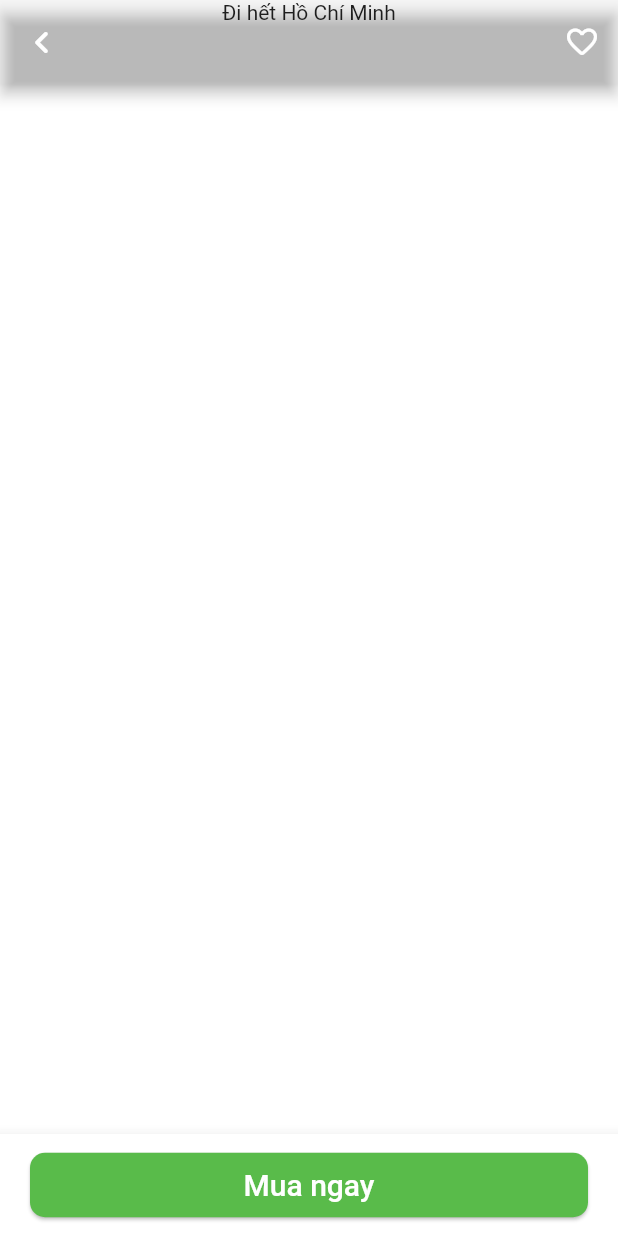
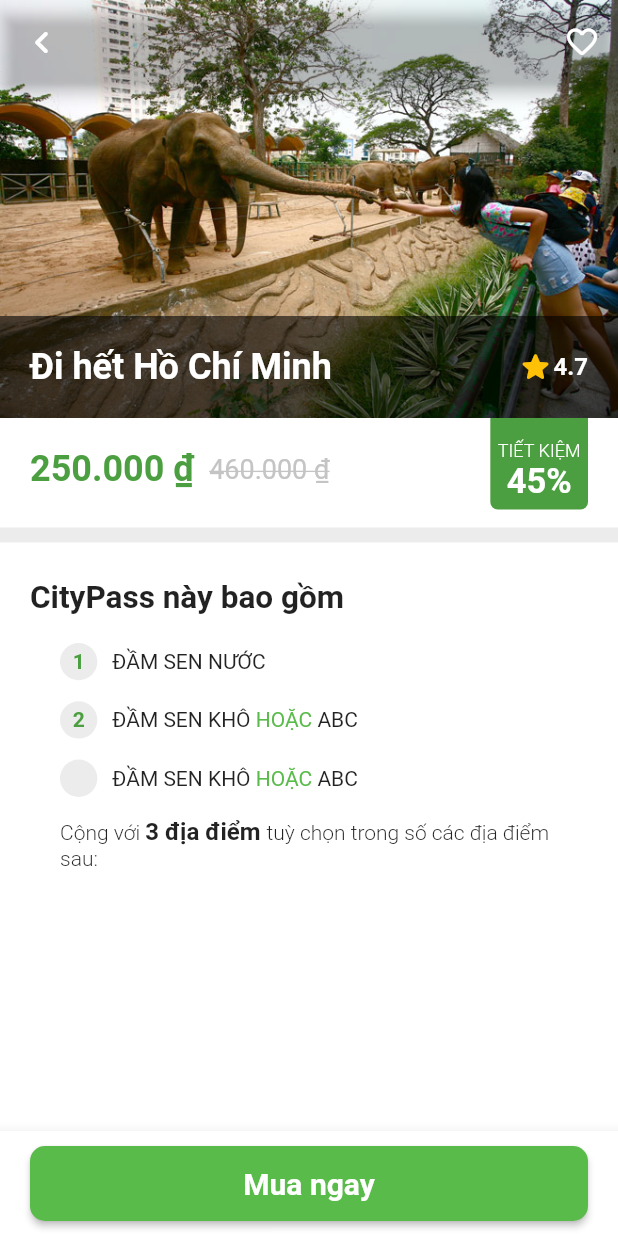
Before and after one commit to mknguyentran/CityPassFlutter, a Flutter app: the PassDetail screen opened directly with sample values from the repository, on a phone screen of 412 x 824 dp. Run offline on Flutter 3.47's test engine with Material 2 defaults, Android fonts, the phone set to English and light mode, and no system bars; our stand-ins replace qr_flutter; Roboto replaces fonts that are missing (SFProRounded).

Commit message:
pass detail header + price bar + content wireframe

```diff
--- a/lib/constants.dart
+++ b/lib/constants.dart
@@ -7,16 +7,27 @@ const kIconColor = Color(0xFF5E5E5E);
 const kWhiteIconColor = Color(0xFFFFFFFF);
 const primaryLightColor = Color(0xFF59BB4A);
 const primaryDarkColor = Color(0xFF4C9F40);
+const lightBackgroundColor = Color(0xFFD5EED1);
 const darkBackgroundColor = Color(0xFF2B5525);
 const textBlack = Color(0xFF212121);
 const subtitleTextColor = Color(0xFF818884);
+const fadedTextColor = Color(0xFFC4C4C4);
 const lightGray = Color(0xFFA5A5A5);
 const lightGrayBackground = Color(0xFFFCFCFC);
 const darkGrayBackground = Color(0xFFebecf0);
+const dividerColor = Color(0xFFECECEC);
+
+const defaultTextStyle = TextStyle(
+  fontFamily: "SFProRounded",
+  color: textBlack,
+  fontSize: 14,
+  fontWeight: FontWeight.normal,
+);
 
 const kDefaultPadding = 20.0;
 
-final vndCurrencyFormat = new NumberFormat.currency(locale: "vi_VN", symbol: "₫");
+final vndCurrencyFormat =
+    new NumberFormat.currency(locale: "vi_VN", symbol: "₫");
 
 final kPopShadow = BoxShadow(
   offset: Offset(0, 0),
--- a/lib/extensions.dart
+++ b/lib/extensions.dart
@@ -5,11 +5,12 @@ extension Neumorphism on Widget {
     double borderRadius = 10.0,
     Offset offset = const Offset(5, 5),
     double blurRadius = 10,
-    Color topShadowColor = Colors.white,
-    Color bottomShadowColor = const Color(0xffc8c9cc),
+    Color topShadowColor = const Color(0xFFECECEC),
+    Color bottomShadowColor = const Color(0xFFA1A1A1),
   }) {
     return Container(
       decoration: BoxDecoration(
+        border: Border(),
         borderRadius: BorderRadius.all(Radius.circular(borderRadius)),
         boxShadow: [
           BoxShadow(
--- a/lib/models/pass.dart
+++ b/lib/models/pass.dart
@@ -2,15 +2,22 @@ import 'package:flutter/material.dart';
 
 class Pass {
   final String name, image;
-  final double overallRating, price, childrenPrice;
+  final double overallRating, price, originalPrice;
+  final PassChildrenPrice childrenPrice;
+  final List<List<String>> destinationList;
 
-  Pass( {
-    @required this.overallRating,
-    @required this.name,
-    @required this.image,
-    @required this.price,
-    this.childrenPrice
-  });
+  int get discountedPercentage {
+    return ((originalPrice - price) / originalPrice * 100).floor();
+  }
+
+  Pass(
+      {@required this.overallRating,
+      @required this.name,
+      @required this.image,
+      @required this.price,
+      @required this.originalPrice,
+      @required this.destinationList,
+      this.childrenPrice});
 }
 
 List<Pass> mockupPasses = [
@@ -19,18 +26,51 @@ List<Pass> mockupPasses = [
     image: "assets/images/thao_cam_vien.jpg",
     overallRating: 4.7,
     price: 250000,
+    originalPrice: 460000,
+    destinationList: [
+      ["a"],
+      ["b"],
+      ["c", "d"], //List<String>
+      ["e", "f", "g"]
+    ],
   ),
   Pass(
     name: "Thổ địa Sài Gòn",
     image: "assets/images/dinh_doc_lap.jpg",
     overallRating: 4.5,
     price: 250000,
-    childrenPrice: 100000
+    originalPrice: 500000,
+    childrenPrice: PassChildrenPrice(
+      price: 125000,
+      originalPrice: 300000,
+    ),
+    destinationList: [
+      ["a"],
+      ["b"],
+      ["c", "d"],
+      ["e", "f", "g"]
+    ],
   ),
   Pass(
     name: "Thổ địa Sài Gòn",
     image: "assets/images/dia_dao_cu_chi.jpg",
     overallRating: 4.5,
     price: 250000,
+    originalPrice: 372000,
+    destinationList: [
+      ["a"],
+      ["b"],
+      ["c", "d"],
+      ["e", "f", "g"]
+    ],
   ),
 ];
+
+class PassChildrenPrice {
+  final double price, originalPrice;
+
+  PassChildrenPrice({
+    @required this.price,
+    @required this.originalPrice,
+  });
+}
--- a/lib/screens/activity_detail/components/body/activity_including_passes.dart
+++ b/lib/screens/activity_detail/components/body/activity_including_passes.dart
@@ -18,7 +18,7 @@ class ActivityIncludingPasses extends StatelessWidget {
       children: [
         SectionTitle(title: "Hoạt động này có trong"),
         VerticalSpacing(
-          of: 10,
+          of: 20,
         ),
         ...List.generate(
           mockupPasses.length,
--- a/lib/screens/pass_detail/choose_pass_amount.dart
+++ b/lib/screens/pass_detail/components/choose_pass_amount.dart
@@ -53,7 +53,7 @@ class _ChoosePassAmountState extends State<ChoosePassAmount> {
   Widget build(BuildContext context) {
     total = widget.pass.price * amount;
     if (widget.pass.childrenPrice != null) {
-      total += widget.pass.childrenPrice * childrenAmount;
+      total += widget.pass.childrenPrice.price * childrenAmount;
     }
     return Container(
       height: 500,
--- /dev/null
+++ b/lib/screens/pass_detail/components/pass_detail_content.dart
@@ -0,0 +1,139 @@
+import 'package:city_pass/constants.dart';
+import 'package:city_pass/shared/section_title.dart';
+import 'package:city_pass/size_config.dart';
+import 'package:flutter/material.dart';
+
+class PassDetailContent extends StatelessWidget {
+  const PassDetailContent({
+    Key key,
+  }) : super(key: key);
+
+  @override
+  Widget build(BuildContext context) {
+    const destinationListLineSpacing = 7.0;
+    return Padding(
+      padding:
+          const EdgeInsets.fromLTRB(kDefaultPadding, 20, kDefaultPadding, 20),
+      child: Column(
+        children: [
+          SectionTitle(title: "CityPass này bao gồm"),
+          Padding(
+            padding: const EdgeInsets.only(left: kDefaultPadding, top: 10),
+            child: Column(
+              crossAxisAlignment: CrossAxisAlignment.start,
+              children: [
+                _buildDestinationListItem(
+                  context: context,
+                  index: 1,
+                  name: "ĐẦM SEN NƯỚC",
+                ),
+                _buildDestinationListItem(
+                  context: context,
+                  index: 2,
+                  name: "ĐẦM SEN KHÔ",
+                  secondName: "ABC",
+                ),
+                _buildDestinationListItem(
+                  context: context,
+                  name: "ĐẦM SEN KHÔ",
+                  secondName: "ABC",
+                ),
+                OptionalDestinationListHeader(
+                  lineSpacing: destinationListLineSpacing,
+                  itemAmount: 3,
+                )
+              ],
+            ),
+          )
+        ],
+      ),
+    );
+  }
+
+  Widget _buildDestinationListItem(
+      {int index,
+      double lineSpacing = 7.0,
+      @required String name,
+      String secondName,
+      @required BuildContext context}) {
+    return Padding(
+      padding: EdgeInsets.symmetric(vertical: lineSpacing),
+      child: Row(
+        children: [
+          Container(
+            margin: EdgeInsets.only(right: 10),
+            alignment: Alignment.center,
+            width: getProportionateScreenWidth(25),
+            height: getProportionateScreenWidth(25),
+            decoration: BoxDecoration(
+              shape: BoxShape.circle,
+              color: dividerColor,
+            ),
+            child: Text(
+              (index != null) ? index.toString() : "",
+              style: TextStyle(
+                color: primaryDarkColor,
+                fontWeight: FontWeight.bold,
+                fontSize: 14,
+              ),
+            ),
+          ),
+          _buildItemName(name, secondName, context)
+        ],
+      ),
+    );
+  }
+
+  Widget _buildItemName(String name, String secondName, BuildContext context) {
+    if (secondName != null) {
+      return RichText(
+        text: TextSpan(
+          style: DefaultTextStyle.of(context).style,
+          children: [
+            TextSpan(text: name.toUpperCase() + " "),
+            TextSpan(text: "HOẶC ", style: TextStyle(color: primaryLightColor)),
+            TextSpan(text: secondName.toUpperCase()),
+          ],
+        ),
+      );
+    }
+    return Text(
+      name.toUpperCase(),
+      style: TextStyle(fontSize: 14),
+    );
+  }
+}
+
+class OptionalDestinationListHeader extends StatelessWidget {
+  const OptionalDestinationListHeader({
+    Key key,
+    @required this.lineSpacing,
+    @required this.itemAmount,
+  })  : assert(itemAmount > 2),
+        super(key: key);
+
+  final double lineSpacing;
+  final int itemAmount;
+
+  @override
+  Widget build(BuildContext context) {
+    return Padding(
+      padding: EdgeInsets.symmetric(vertical: lineSpacing),
+      child: RichText(
+        text: TextSpan(
+            style:
+                DefaultTextStyle.of(context).style.apply(fontWeightDelta: -1),
+            children: [
+              TextSpan(text: "Cộng với "),
+              TextSpan(
+                text: "$itemAmount địa điểm ",
+                style: DefaultTextStyle.of(context)
+                    .style
+                    .apply(fontSizeDelta: 2, fontWeightDelta: 2),
+              ),
+              TextSpan(text: "tuỳ chọn trong số các địa điểm sau:"),
+            ]),
+      ),
+    );
+  }
+}
--- /dev/null
+++ b/lib/screens/pass_detail/components/pass_detail_header.dart
@@ -0,0 +1,60 @@
+import 'package:city_pass/constants.dart';
+import 'package:city_pass/models/pass.dart';
+import 'package:city_pass/size_config.dart';
+import 'package:flutter/material.dart';
+
+class PassDetailHeader extends StatelessWidget {
+  final Pass pass;
+  const PassDetailHeader({
+    Key key,
+    @required this.pass,
+  }) : super(key: key);
+
+  @override
+  Widget build(BuildContext context) {
+    return Stack(
+      clipBehavior: Clip.none,
+      alignment: Alignment.center,
+      children: [
+        Container(
+            height: getProportionateScreenWidth(280),
+            child: SizedBox.expand(
+                child: Image.asset(pass.image, fit: BoxFit.cover))),
+        Positioned(
+            bottom: 0,
+            child: Container(
+              padding: EdgeInsets.fromLTRB(kDefaultPadding, 20, kDefaultPadding, 20),
+              width: MediaQuery.of(context).size.width,
+              color: Colors.black.withOpacity(0.6),
+              child: Row(
+                crossAxisAlignment: CrossAxisAlignment.center,
+                mainAxisAlignment: MainAxisAlignment.spaceBetween,
+                children: [
+                  Text(
+                    pass.name,
+                    style: TextStyle(
+                      fontSize: 24,
+                      fontWeight: FontWeight.bold,
+                      color: Colors.white,
+                    ),
+                  ),
+                  Row(
+                    children: [
+                      Icon(Icons.star_rounded,color: Colors.amber,),
+                      Text(
+                        pass.overallRating.toString(),
+                        style: TextStyle(
+                          fontSize: 16,
+                          fontWeight: FontWeight.bold,
+                          color: Colors.white,
+                        ),
+                      ),
+                    ],
+                  ),
+                ],
+              ),
+            ))
+      ],
+    );
+  }
+}
--- /dev/null
+++ b/lib/screens/pass_detail/components/pass_detail_price_bar.dart
@@ -0,0 +1,129 @@
+import 'package:city_pass/constants.dart';
+import 'package:city_pass/models/pass.dart';
+import 'package:city_pass/size_config.dart';
+import 'package:flutter/material.dart';
+
+class PassDetailPriceBar extends StatelessWidget {
+  const PassDetailPriceBar({
+    Key key,
+    @required this.pass,
+  }) : super(key: key);
+
+  final Pass pass;
+
+  @override
+  Widget build(BuildContext context) {
+    const _priceTitleTextStyle =
+        TextStyle(fontSize: 13, color: subtitleTextColor);
+    return Padding(
+      padding:
+          const EdgeInsets.fromLTRB(kDefaultPadding, 0, kDefaultPadding, 0),
+      child: Row(
+        crossAxisAlignment: CrossAxisAlignment.start,
+        mainAxisAlignment: MainAxisAlignment.spaceBetween,
+        children: [
+          Padding(
+            padding: const EdgeInsets.fromLTRB(0, 20, 0, 20),
+            child: Column(
+              crossAxisAlignment: CrossAxisAlignment.start,
+              children: [
+                if (pass.childrenPrice != null)
+                  Text("NGƯỜI LỚN", style: _priceTitleTextStyle),
+                Row(
+                  crossAxisAlignment: CrossAxisAlignment.center,
+                  children: [
+                    Container(
+                      margin: EdgeInsets.only(right: 10),
+                      child: Text(
+                        vndCurrencyFormat.format(pass.price),
+                        style: TextStyle(
+                          fontSize: 24,
+                          fontWeight: FontWeight.bold,
+                          color: primaryDarkColor,
+                        ),
+                      ),
+                    ),
+                    Text(
+                      vndCurrencyFormat.format(pass.originalPrice),
+                      style: TextStyle(
+                        fontSize: 18,
+                        color: fadedTextColor,
+                        decoration: TextDecoration.lineThrough,
+                      ),
+                    )
+                  ],
+                ),
+                if (pass.childrenPrice != null)
+                  Column(
+                    crossAxisAlignment: CrossAxisAlignment.start,
+                    children: [
+                      VerticalSpacing(of: 15),
+                      Text("TRẺ EM", style: _priceTitleTextStyle),
+                      Row(
+                        crossAxisAlignment: CrossAxisAlignment.center,
+                        children: [
+                          Container(
+                            margin: EdgeInsets.only(right: 10),
+                            child: Text(
+                              vndCurrencyFormat
+                                  .format(pass.childrenPrice.price),
+                              style: TextStyle(
+                                fontSize: 24,
+                                fontWeight: FontWeight.bold,
+                                color: primaryDarkColor,
+                              ),
+                            ),
+                          ),
+                          Text(
+                            vndCurrencyFormat
+                                .format(pass.childrenPrice.originalPrice),
+                            style: TextStyle(
+                              fontSize: 18,
+                              color: fadedTextColor,
+                              decoration: TextDecoration.lineThrough,
+                            ),
+                          )
+                        ],
+                      ),
+                    ],
+                  ),
+              ],
+            ),
+          ),
+          Container(
+            decoration: BoxDecoration(
+              color: primaryDarkColor,
+              borderRadius: BorderRadius.only(
+                bottomLeft: Radius.circular(5),
+                bottomRight: Radius.circular(5),
+              ),
+            ),
+            child: Padding(
+              padding: const EdgeInsets.fromLTRB(5, 15, 5, 5),
+              child: Column(
+                children: [
+                  Text(
+                    "TIẾT KIỆM",
+                    style: TextStyle(
+                      fontSize: 12,
+                      fontWeight: FontWeight.w300,
+                      color: Colors.white,
+                    ),
+                  ),
+                  Text(
+                    "${pass.discountedPercentage}%",
+                    style: TextStyle(
+                      fontSize: 23,
+                      fontWeight: FontWeight.bold,
+                      color: Colors.white,
+                    ),
+                  )
+                ],
+              ),
+            ),
+          )
+        ],
+      ),
+    );
+  }
+}
--- a/lib/screens/pass_detail/pass_detail.dart
+++ b/lib/screens/pass_detail/pass_detail.dart
@@ -1,11 +1,14 @@
 import 'package:city_pass/constants.dart';
 import 'package:city_pass/models/pass.dart';
-import 'package:city_pass/screens/order_detail/order_result.dart';
+import 'package:city_pass/screens/pass_detail/components/pass_detail_content.dart';
+import 'package:city_pass/screens/pass_detail/components/pass_detail_header.dart';
+import 'package:city_pass/screens/pass_detail/components/pass_detail_price_bar.dart';
+import 'package:city_pass/shared/section_title.dart';
 import 'package:city_pass/size_config.dart';
 import 'package:flutter/cupertino.dart';
 import 'package:flutter/material.dart';
 
-import 'choose_pass_amount.dart';
+import 'components/choose_pass_amount.dart';
 
 class PassDetail extends StatefulWidget {
   final Pass pass;
@@ -26,7 +29,14 @@ class _PassDetailState extends State<PassDetail> {
         clipBehavior: Clip.none,
         child: Column(
           children: [
-            Center(child: Text(widget.pass.name)),
+            PassDetailHeader(pass: widget.pass),
+            PassDetailPriceBar(pass: widget.pass),
+            Divider(
+              color: dividerColor,
+              thickness: 10,
+              height: 20,
+            ),
+            PassDetailContent(),
           ],
         ),
       ),
@@ -34,26 +44,43 @@ class _PassDetailState extends State<PassDetail> {
         child: Padding(
           padding: const EdgeInsets.fromLTRB(
               kDefaultPadding, 10, kDefaultPadding, 10),
-          child: RaisedButton(
-            onPressed: () {
-              showModalBottomSheet<void>(
-                  context: context,
-                  builder: (BuildContext context) {
-                    return ChoosePassAmount(pass: widget.pass);
-                  });
-            },
-            child: Padding(
-              padding: const EdgeInsets.only(top: 10, bottom: 10),
-              child: const Text('Mua ngay', style: TextStyle(fontSize: 20)),
-            ),
-            color: primaryLightColor,
-            textColor: Colors.white,
-            shape: RoundedRectangleBorder(
-              borderRadius: BorderRadius.circular(10),
-            ),
-            elevation: 1,
+          child: Container(
+            height: 50,
+            width: double.infinity,
+            child: _buildBuyButton(context),
           ),
         ),
+      ),
+    );
+  }
+
+  ElevatedButton _buildBuyButton(BuildContext context) {
+    return ElevatedButton(
+      style: ButtonStyle(
+        backgroundColor: MaterialStateProperty.all(primaryLightColor),
+        textStyle: MaterialStateProperty.all(
+          TextStyle(
+            fontFamily: "SFProRounded",
+            fontSize: 20,
+            fontWeight: FontWeight.bold,
+          ),
+        ),
+        shape: MaterialStateProperty.all(
+          RoundedRectangleBorder(
+            borderRadius: BorderRadius.circular(10),
+          ),
+        ),
+      ),
+      onPressed: () {
+        showModalBottomSheet<void>(
+            context: context,
+            builder: (BuildContext context) {
+              return ChoosePassAmount(pass: widget.pass);
+            });
+      },
+      child: Text(
+        'Mua ngay',
+        style: TextStyle(fontSize: 20),
       ),
     );
   }
--- a/lib/shared/pass_card.dart
+++ b/lib/shared/pass_card.dart
@@ -2,6 +2,7 @@ import 'package:city_pass/constants.dart';
 import 'package:city_pass/models/pass.dart';
 import 'package:city_pass/size_config.dart';
 import 'package:flutter/material.dart';
+import 'package:city_pass/extensions.dart';
 
 class PassCard extends StatelessWidget {
   const PassCard({
@@ -18,7 +19,6 @@ class PassCard extends StatelessWidget {
     return GestureDetector(
       onTap: press,
       child: Container(
-        decoration: BoxDecoration(boxShadow: [kDefaultShadow],),
         child: Stack(
           children: [
             AspectRatio(
@@ -40,7 +40,7 @@ class PassCard extends StatelessWidget {
                 child: Container(
                   height: 70,
                   alignment: Alignment.centerLeft,
-                  padding: EdgeInsets.fromLTRB(15,10,15,10),
+                  padding: EdgeInsets.fromLTRB(15, 10, 15, 10),
                   decoration: BoxDecoration(
                     color: Colors.black.withOpacity(0.5),
                     boxShadow: [kDefaultShadow],
@@ -54,7 +54,11 @@ class PassCard extends StatelessWidget {
                     children: [
                       Row(
                         children: [
-                          Icon(Icons.star_rounded, color: Colors.yellow, size: getProportionateScreenWidth(12),),
+                          Icon(
+                            Icons.star_rounded,
+                            color: Colors.yellow,
+                            size: getProportionateScreenWidth(12),
+                          ),
                           Text(
                             pass.overallRating.toString(),
                             style: TextStyle(
@@ -81,7 +85,7 @@ class PassCard extends StatelessWidget {
             )
           ],
         ),
-      ),
+      ).addNeumorphism(offset: Offset(3, 3), blurRadius: 7),
     );
   }
 }
```
